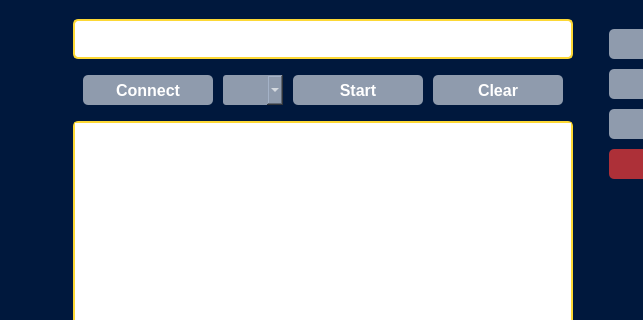
This is lunch.ui in ahmadasmandar/fis_gui as Qt 5 draws it before an edit; both pictures show x 0 to 643 and y 0 to 320 of the 837 by 776 pixel window. The edited form follows.
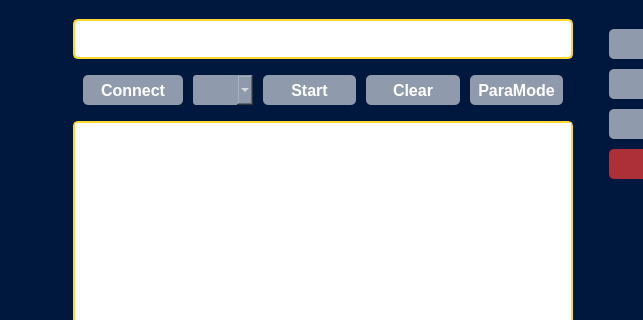
This is the edited form. Icons and pictures are not drawn.

Commit message: add param button and update gui

Patch:
```diff
--- a/lunch.ui
+++ b/lunch.ui
@@ -235,6 +235,42 @@
           </property>
          </widget>
         </item>
+        <item>
+         <widget class="QPushButton" name="parameter_bu">
+          <property name="minimumSize">
+           <size>
+            <width>0</width>
+            <height>0</height>
+           </size>
+          </property>
+          <property name="maximumSize">
+           <size>
+            <width>150</width>
+            <height>30</height>
+           </size>
+          </property>
+          <property name="font">
+           <font>
+            <pointsize>12</pointsize>
+            <weight>75</weight>
+            <bold>true</bold>
+            <kerning>true</kerning>
+           </font>
+          </property>
+          <property name="styleSheet">
+           <string notr="true">QPushButton{
+  border-radius: 5px;
+  background-color: #8f9bad;
+  color: white;
+}
+
+</string>
+          </property>
+          <property name="text">
+           <string>ParaMode</string>
+          </property>
+         </widget>
+        </item>
        </layout>
       </item>
       <item>
```
The commit also changes 1 other file.
